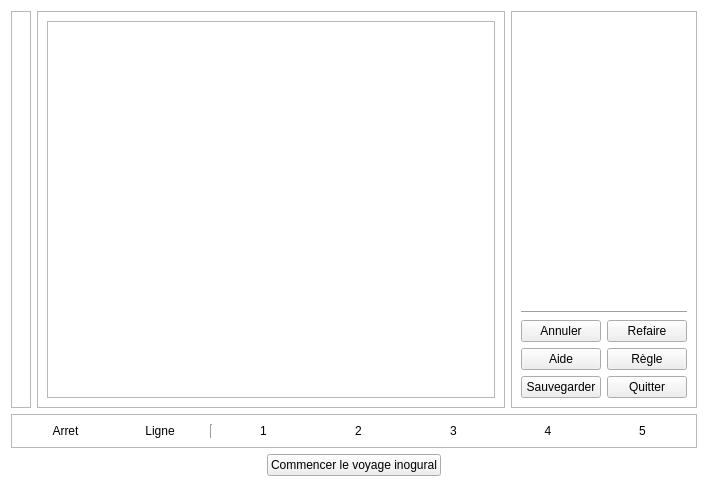
Above: StreetCar/StreetCar/Board.ui from paboccard/Projet_Prog_Jeu before the change. Below: the same form after it.
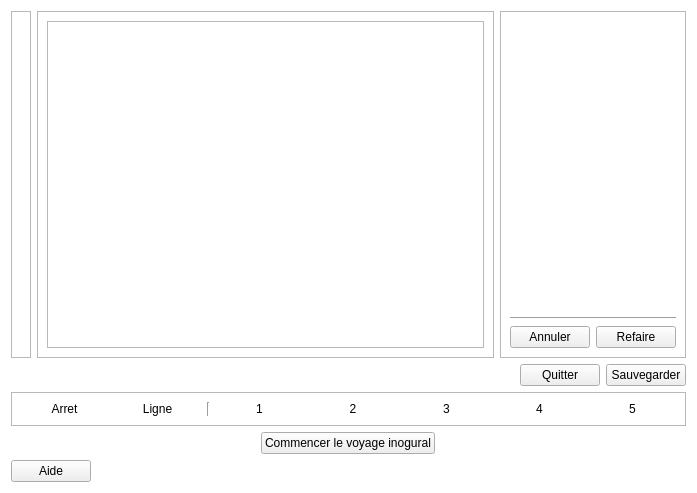
That is the form after the change.

Patch:
```diff
--- a/StreetCar/StreetCar/Board.ui
+++ b/StreetCar/StreetCar/Board.ui
@@ -6,8 +6,8 @@
    <rect>
     <x>0</x>
     <y>0</y>
-    <width>708</width>
-    <height>487</height>
+    <width>697</width>
+    <height>493</height>
    </rect>
   </property>
   <property name="windowTitle">
@@ -76,13 +76,6 @@
         </item>
         <item>
          <layout class="QGridLayout" name="gridLayout">
-          <item row="1" column="0">
-           <widget class="QPushButton" name="buttonHelp">
-            <property name="text">
-             <string>Aide</string>
-            </property>
-           </widget>
-          </item>
           <item row="0" column="1">
            <widget class="QPushButton" name="buttonRedo">
             <property name="text">
@@ -90,27 +83,6 @@
             </property>
            </widget>
           </item>
-          <item row="1" column="1">
-           <widget class="QPushButton" name="buttonRule">
-            <property name="text">
-             <string>Règle</string>
-            </property>
-           </widget>
-          </item>
-          <item row="2" column="1">
-           <widget class="QPushButton" name="buttonExit">
-            <property name="text">
-             <string>Quitter</string>
-            </property>
-           </widget>
-          </item>
-          <item row="2" column="0">
-           <widget class="QPushButton" name="buttonSave">
-            <property name="text">
-             <string>Sauvegarder</string>
-            </property>
-           </widget>
-          </item>
           <item row="0" column="0">
            <widget class="QPushButton" name="buttonUndo">
             <property name="text">
@@ -125,6 +97,37 @@
      </item>
     </layout>
    </item>
+   <item>
+    <layout class="QHBoxLayout" name="horizontalLayout_5">
+     <item>
+      <spacer name="horizontalSpacer_2">
+       <property name="orientation">
+        <enum>Qt::Horizontal</enum>
+       </property>
+       <property name="sizeHint" stdset="0">
+        <size>
+         <width>40</width>
+         <height>20</height>
+        </size>
+       </property>
+      </spacer>
+     </item>
+     <item>
+      <widget class="QPushButton" name="buttonExit">
+       <property name="text">
+        <string>Quitter</string>
+       </property>
+      </widget>
+     </item>
+     <item>
+      <widget class="QPushButton" name="buttonSave">
+       <property name="text">
+        <string>Sauvegarder</string>
+       </property>
+      </widget>
+     </item>
+    </layout>
+   </item>
    <item>
     <widget class="QFrame" name="frame_4">
      <property name="frameShape">
@@ -221,6 +224,30 @@
      </property>
     </widget>
    </item>
+   <item>
+    <layout class="QHBoxLayout" name="horizontalLayout_3">
+     <item>
+      <widget class="QPushButton" name="buttonHelp">
+       <property name="text">
+        <string>Aide</string>
+       </property>
+      </widget>
+     </item>
+     <item>
+      <spacer name="horizontalSpacer">
+       <property name="orientation">
+        <enum>Qt::Horizontal</enum>
+       </property>
+       <property name="sizeHint" stdset="0">
+        <size>
+         <width>40</width>
+         <height>20</height>
+        </size>
+       </property>
+      </spacer>
+     </item>
+    </layout>
+   </item>
   </layout>
  </widget>
  <resources/>
```
